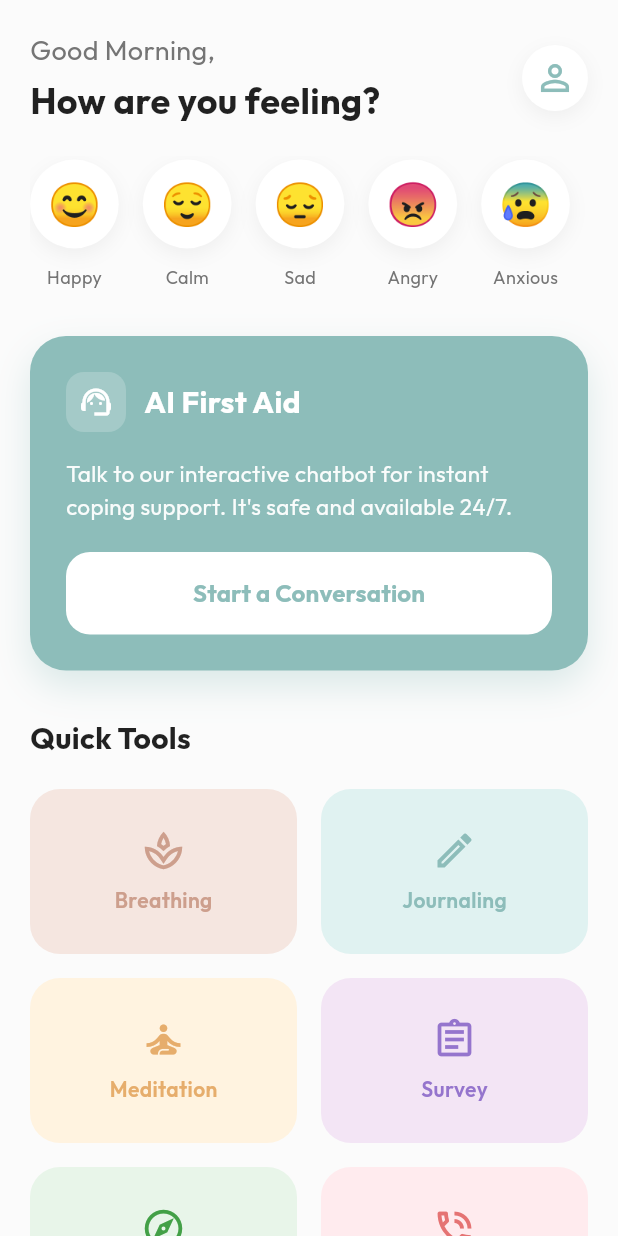
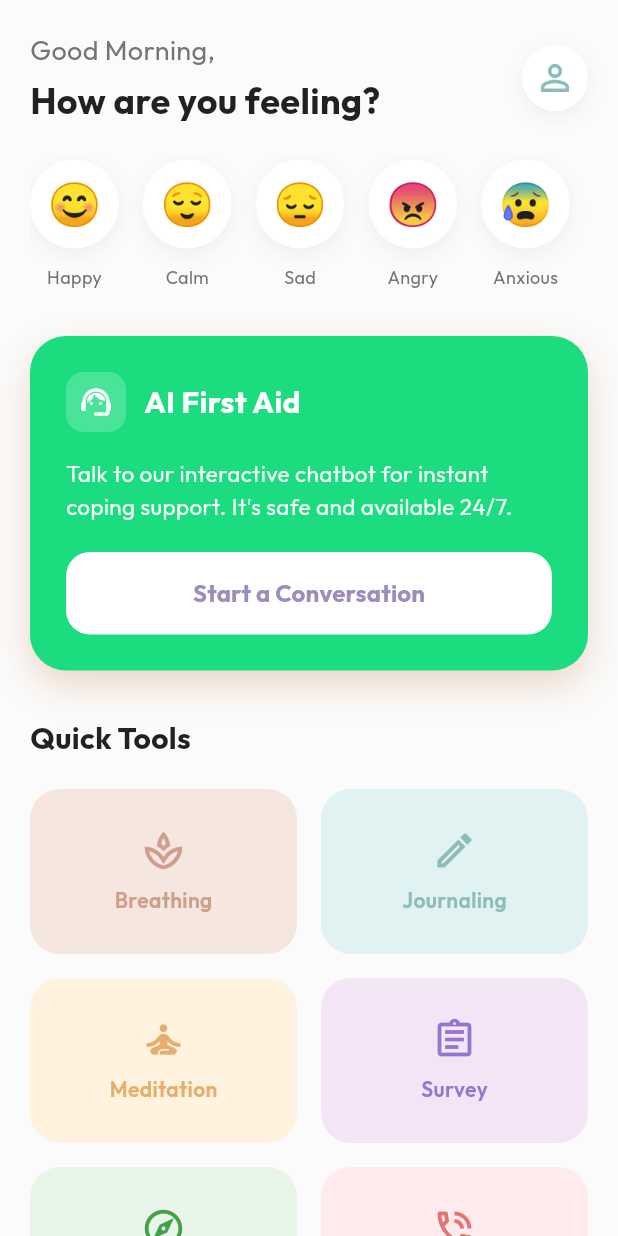
Before and after one commit to krishlanjewar/Mental-health-AI, a Flutter app: the HomePage screen opened directly, on a phone screen of 412 x 824 dp. Run offline on Flutter 3.47's test engine with Material 3 defaults, Android fonts, the phone set to English and light mode, and no system bars; our stand-ins replace flutter_dotenv, flutter_html, geolocator, google_fonts, google_generative_ai, google_maps_flutter and 5 more; missing offline and left inert: youtube_explode_dart; accounts and stored records are empty.

```diff
--- a/helpme/lib/features/home/presentation/pages/home_page.dart
+++ b/helpme/lib/features/home/presentation/pages/home_page.dart
@@ -293,11 +293,11 @@ class _HomePageState extends State<HomePage>
                   width: double.infinity,
                   padding: const EdgeInsets.all(24),
                   decoration: BoxDecoration(
-                    color: const Color(0xFF8DBDBA),
+                    color: const Color.fromARGB(255, 27, 220, 127),
                     borderRadius: BorderRadius.circular(24),
                     boxShadow: [
                       BoxShadow(
-                        color: const Color(0xFF8DBDBA).withValues(alpha: 0.3),
+                        color: const Color.fromARGB(255, 200, 133, 86).withValues(alpha: 0.3),
                         blurRadius: 20,
                         offset: const Offset(0, 10),
                       ),
@@ -353,7 +353,7 @@ class _HomePageState extends State<HomePage>
                           },
                           style: ElevatedButton.styleFrom(
                             backgroundColor: Colors.white,
-                            foregroundColor: const Color(0xFF8DBDBA),
+                            foregroundColor: const Color.fromARGB(255, 157, 141, 189),
                             elevation: 0,
                             padding: const EdgeInsets.symmetric(vertical: 16),
                             shape: RoundedRectangleBorder(
```
Also changed, not shown: 2 other files.
